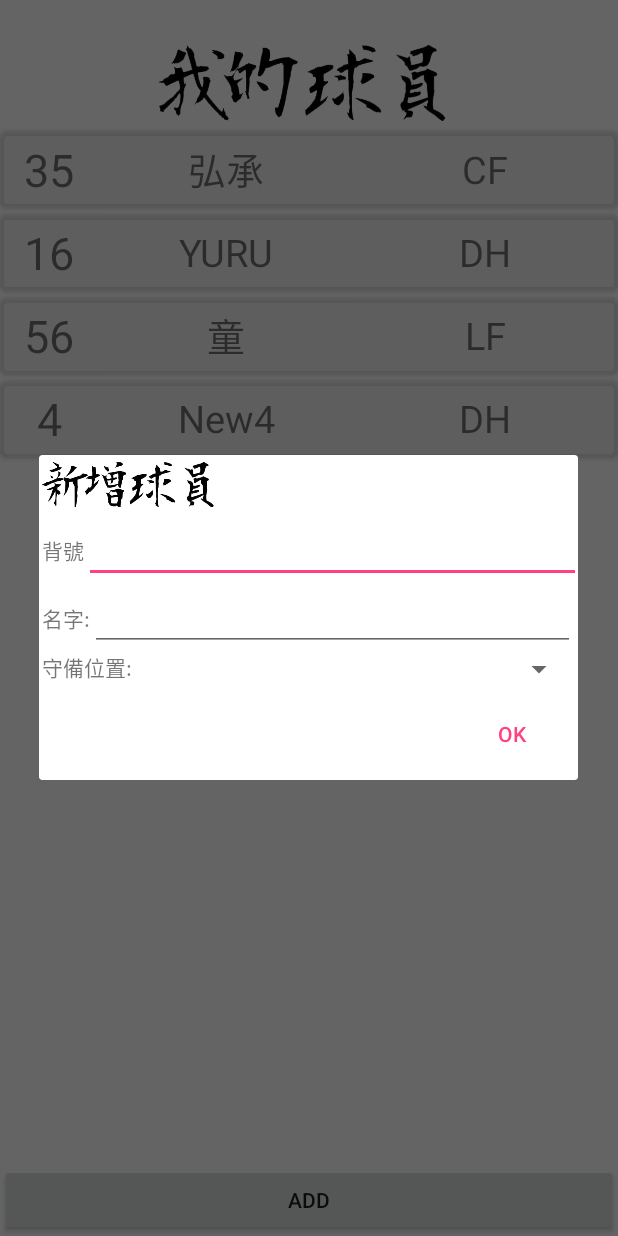
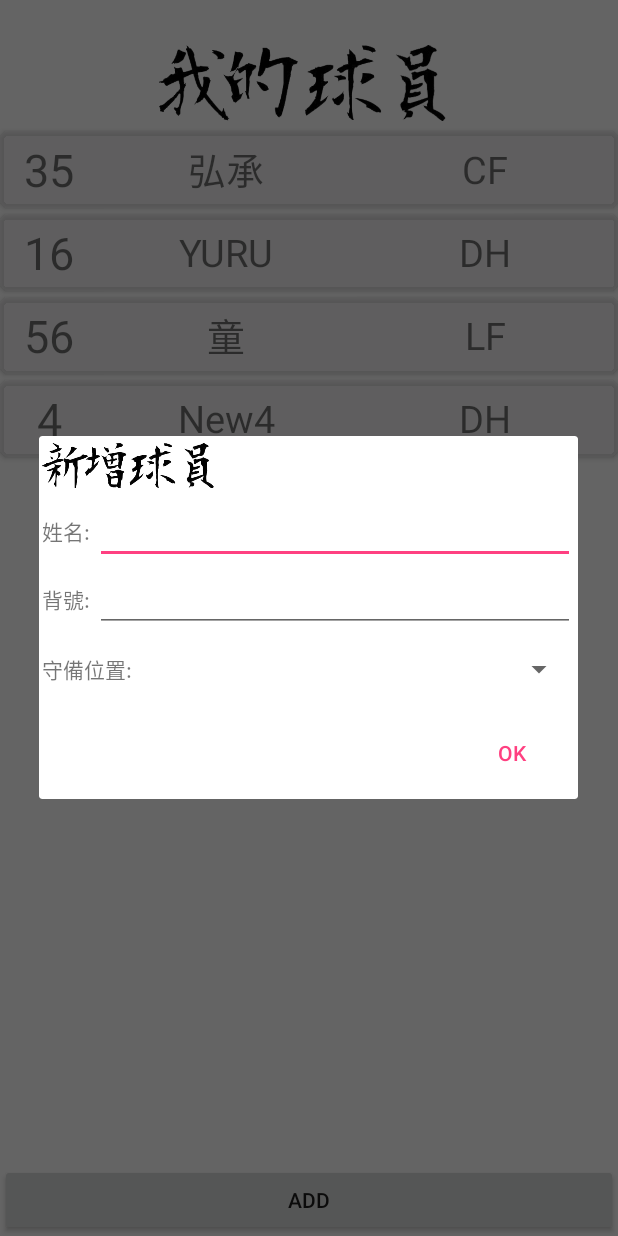
Before and after one commit to fcu-d0542900/BaseballScoreKeeper, an Android app: the PlayerActivity screen opened directly, with no data from a screen before it, after a tap on "ADD", on a phone screen of 412 x 824 dp. Run offline under Robolectric (Android 15) with nearby library versions, the phone set to English and light mode, and no system bars.

Commit message:
no message

```diff
--- a/app/src/main/java/com/example/yuru/baseballscorekeeper/PlayerActivity.java
+++ b/app/src/main/java/com/example/yuru/baseballscorekeeper/PlayerActivity.java
@@ -25,6 +25,7 @@ public class PlayerActivity extends AppCompatActivity {
     private RecyclerView.LayoutManager rLayoutManager;
     private Spinner playSpinner;
     private List<Player> item_player;
+    private View view_new_player;
 
     @Override
     protected void onCreate(Bundle savedInstanceState) {
@@ -32,6 +33,9 @@ public class PlayerActivity extends AppCompatActivity {
         setContentView(R.layout.activity_player);
 
         item_list = (RecyclerView) findViewById(R.id.player_list);
+
+        view_new_player = LayoutInflater.from(PlayerActivity.this).inflate(R.layout.dialog_new_player, null);
+        view_new_player.setPadding(3,0,3,0);
 
         item_player = new ArrayList<>();
 
@@ -67,20 +71,22 @@ public class PlayerActivity extends AppCompatActivity {
 
 
     public void clickAddPlayer(View view) {
+        AlertDialog.Builder dialog_addPlayer = new AlertDialog.Builder(this);
 
+        ArrayAdapter adapter_position = new ArrayAdapter(dialog_addPlayer.getContext(),android.R.layout.simple_spinner_item,new String[]{"","P","C","1B","2B","3B","SS","LF","CF","RF"});
+        adapter_position.setDropDownViewResource(android.R.layout.simple_spinner_dropdown_item);
+        Spinner spinner_home = (Spinner) view_new_player.findViewById(R.id.spinner_position);
+        spinner_home.setAdapter(adapter_position);
 
-            final View item = LayoutInflater.from(PlayerActivity.this).inflate(R.layout.dialog_new_player, null);
-            item.setPadding(3,0,3,0);
-            AlertDialog.Builder adb = new AlertDialog.Builder(this);
-            adb.setView(item);
-            adb.setPositiveButton("OK", new DialogInterface.OnClickListener() {
+        dialog_addPlayer.setView(view_new_player);
+        dialog_addPlayer.setPositiveButton("OK", new DialogInterface.OnClickListener() {
             @Override
             public void onClick(DialogInterface dialogInterface, int i) {
             Toast.makeText(getApplicationContext(), "OK", Toast.LENGTH_SHORT).show();
             }
         });
 
-            adb.show();
+        dialog_addPlayer.show();
 
         /// 決定新項目的編號
         int newId = item_player.size() + 1;
--- a/app/src/main/res/layout/dialog_new_player.xml
+++ b/app/src/main/res/layout/dialog_new_player.xml
@@ -17,34 +17,17 @@
         android:layout_width="match_parent"
         android:layout_height="wrap_content"
         android:orientation="horizontal">
-        <TextView
-            android:layout_width="wrap_content"
-            android:layout_height="wrap_content"
-            android:text="背號" />
-
-        <EditText
-            android:id="@+id/editText_playerNum"
-            android:layout_width="352dp"
-            android:layout_height="wrap_content" />
-    </LinearLayout>
-
-    <LinearLayout
-        android:layout_width="match_parent"
-        android:layout_height="wrap_content"
-        android:orientation="horizontal">
 
         <TextView
             android:layout_width="wrap_content"
             android:layout_height="wrap_content"
-            android:text="名字:" />
+            android:text="姓名: " />
 
         <EditText
             android:id="@+id/editText_playerName"
-            android:layout_width="459dp"
+            android:layout_width="match_parent"
             android:layout_height="wrap_content"
-            android:layout_weight="1"
-            android:ems="10"
-            android:inputType="date" />
+            android:layout_weight="1" />
 
     </LinearLayout>
 
@@ -56,21 +39,35 @@
         <TextView
             android:layout_width="wrap_content"
             android:layout_height="wrap_content"
+            android:text="背號: " />
+
+        <EditText
+            android:id="@+id/editText_playerNum"
+            android:layout_width="match_parent"
+            android:layout_height="wrap_content"
+            android:layout_weight="1"
+            android:ems="10"
+            android:inputType="date" />
+
+    </LinearLayout>
+
+    <LinearLayout
+        android:layout_width="match_parent"
+        android:layout_height="49dp"
+        android:gravity="center_vertical"
+        android:orientation="horizontal">
+
+        <TextView
+            android:layout_width="wrap_content"
+            android:layout_height="wrap_content"
             android:text="守備位置:" />
 
         <Spinner
             android:id="@+id/spinner_position"
             android:layout_width="match_parent"
             android:layout_height="wrap_content"
-            android:spinnerMode="dialog"
-            android:layout_weight="1" />
-
-    </LinearLayout>
-
-    <LinearLayout
-        android:layout_width="match_parent"
-        android:layout_height="match_parent"
-        android:orientation="horizontal">
+            android:layout_weight="1"
+            android:spinnerMode="dialog" />
 
     </LinearLayout>
 
```
Also changed, not shown: app/src/main/java/com/example/yuru/baseballscorekeeper/RecordActivity.java (+9 -9 lines). Lines whose indentation alone changed are shown as unchanged.
